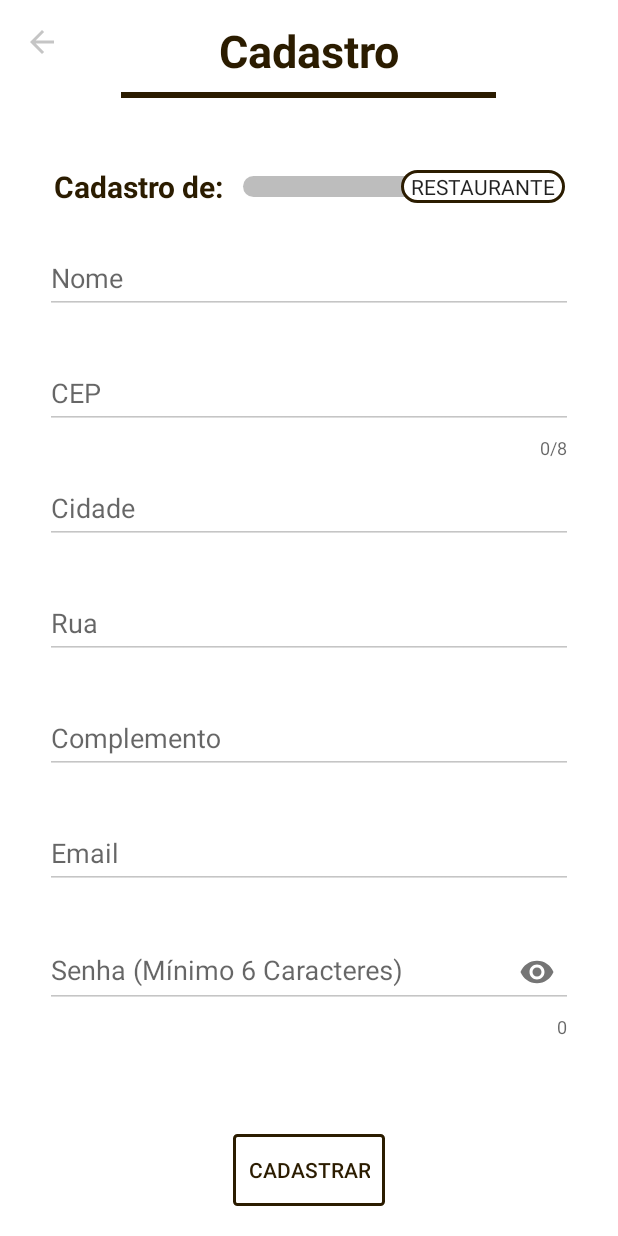
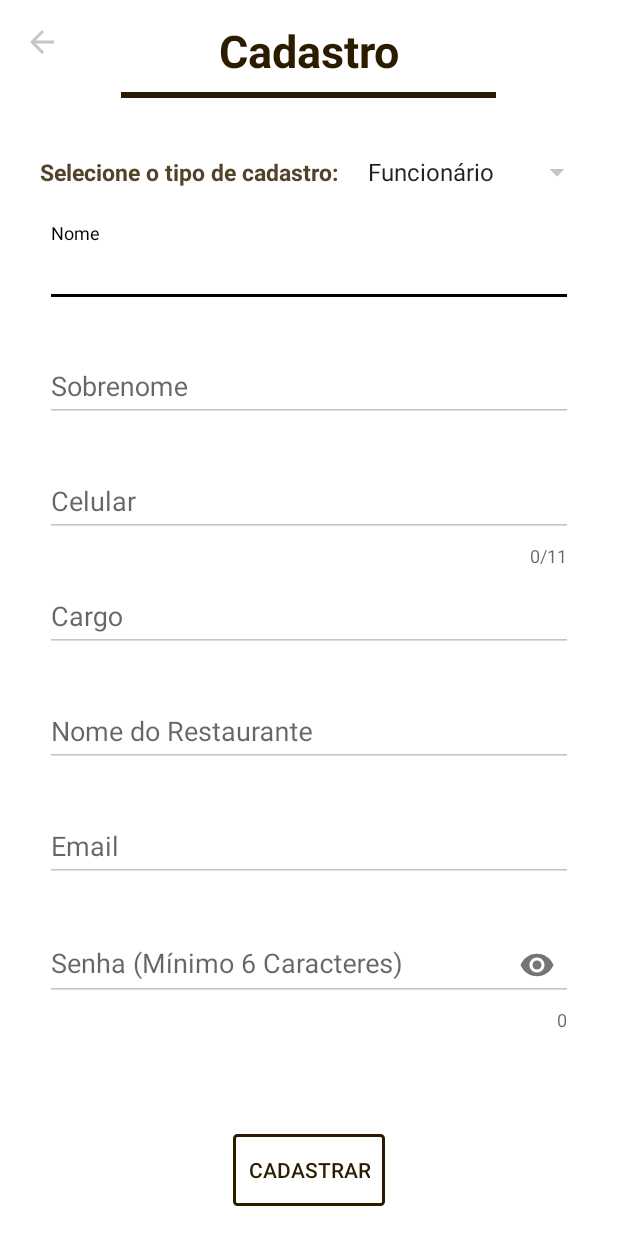
Before and after one commit to alefersaljr/iQueFome_Kotlin_Restaurante, an Android app: the RestauranteCadastro screen opened directly, with no data from a screen before it, after a tap on "CADASTRAR", on a phone screen of 412 x 824 dp. Run offline under Robolectric (Android 15) with nearby library versions, the phone set to English and light mode, and no system bars; our stand-ins replace Firebase (no records; nobody signed in at launch, a user with empty details on screens opened directly); 1 other tap on this screen came first.

Commit message:
14/06/2019
Atualizações

```diff
--- a/app/src/main/java/br/com/alexandre_salgueirinho/iquefome_restaurante/RestauranteCadastro.kt
+++ b/app/src/main/java/br/com/alexandre_salgueirinho/iquefome_restaurante/RestauranteCadastro.kt
@@ -1,10 +1,12 @@
 package br.com.alexandre_salgueirinho.iquefome_restaurante
 
-import android.content.Intent
 import androidx.appcompat.app.AppCompatActivity
 import android.os.Bundle
 import android.util.Log
 import android.view.View
+import android.widget.AdapterView
+import android.widget.ArrayAdapter
+import android.widget.Spinner
 import android.widget.Toast
 import androidx.appcompat.widget.Toolbar
 import br.com.alexandre_salgueirinho.iquefome_restaurante.model.Operador
@@ -21,6 +23,8 @@ class RestauranteCadastro : AppCompatActivity() {
     var mAuth = FirebaseAuth.getInstance()
     var mDatabase = FirebaseDatabase.getInstance()
 
+    lateinit var option : Spinner
+
     override fun onCreate(savedInstanceState: Bundle?) {
         super.onCreate(savedInstanceState)
         setContentView(R.layout.activity_restaurante_cadastro)
@@ -29,30 +33,58 @@ class RestauranteCadastro : AppCompatActivity() {
         setSupportActionBar(mToolbar)
         supportActionBar?.setDisplayHomeAsUpEnabled(true)
 
-        cadastro_Switch_Button.setOnClickListener {
-            chooseUserType()
-        }
+        userType()
+
+//        cadastro_Switch_Button.setOnClickListener {
+//            chooseUserType()
+//        }
 
         cadastro_Button_Cadastrar.setOnClickListener {
             doCadastro()
         }
     }
 
-    private fun chooseUserType() {
-        if (cadastro_Switch_Button.isChecked) {
-            tipoCadastro = "Restaurante"
-            Toast.makeText(this, "$tipoCadastro", Toast.LENGTH_SHORT).show()
+    private fun userType() {
+        option = findViewById(R.id.cadastro_Spinner)
 
-            cadastro_Layout_Funcionario.visibility = View.GONE
-            cadastro_Layout_Restaurante.visibility = View.VISIBLE
-        } else {
-            cadastro_Layout_Restaurante.visibility = View.GONE
-            cadastro_Layout_Funcionario.visibility = View.VISIBLE
+        val options = arrayOf("Funcionário", "Restaurante")
 
-            tipoCadastro = "Funcionário"
-            Toast.makeText(this, "$tipoCadastro", Toast.LENGTH_SHORT).show()
+        option.adapter = ArrayAdapter<String>(this, android.R.layout.simple_list_item_1, options)
+
+        option.onItemSelectedListener = object : AdapterView.OnItemSelectedListener{
+            override fun onNothingSelected(parent: AdapterView<*>?) {
+                tipoCadastro = "Funcionário"
+            }
+
+            override fun onItemSelected(parent: AdapterView<*>?, view: View?, position: Int, id: Long) {
+                tipoCadastro = options.get(position)
+
+                if(tipoCadastro == "Restaurante"){
+                    cadastro_Layout_Funcionario.visibility = View.GONE
+                    cadastro_Layout_Restaurante.visibility = View.VISIBLE
+                }else {
+                    cadastro_Layout_Restaurante.visibility = View.GONE
+                    cadastro_Layout_Funcionario.visibility = View.VISIBLE
+                }
+            }
         }
     }
+
+//    private fun chooseUserType() {
+//        if (cadastro_Switch_Button.isChecked) {
+//            tipoCadastro = "Restaurante"
+//            Toast.makeText(this, "$tipoCadastro", Toast.LENGTH_SHORT).show()
+//
+//            cadastro_Layout_Funcionario.visibility = View.GONE
+//            cadastro_Layout_Restaurante.visibility = View.VISIBLE
+//        } else {
+//            cadastro_Layout_Restaurante.visibility = View.GONE
+//            cadastro_Layout_Funcionario.visibility = View.VISIBLE
+//
+//            tipoCadastro = "Funcionário"
+//            Toast.makeText(this, "$tipoCadastro", Toast.LENGTH_SHORT).show()
+//        }
+//    }
 
     private fun doCadastro() {
         try {
@@ -109,9 +141,10 @@ class RestauranteCadastro : AppCompatActivity() {
 
         try {
             val user = if (tipoCadastro == "Operador") {
-                Operador()
+                goToOperadorBuilder(uid)
+
             } else {
-                Restaurante()
+                goToRestauranteBuilder(uid)
             }
 
             ref.setValue(user)
@@ -124,6 +157,34 @@ class RestauranteCadastro : AppCompatActivity() {
         } catch (ex: Exception) {
             Log.d("Cadastros", "${ex.message}")
         }
+    }
+
+    private fun goToRestauranteBuilder(uid: String) {
+        Restaurante(
+            uid,
+            cadastro_Restaurante_Text_Nome.text.toString(),
+            cadastro_Restaurante_Text_CEP.text.toString(),
+            cadastro_Restaurante_Text_Cidade.text.toString(),
+            cadastro_Restaurante_Text_Rua.text.toString(),
+            cadastro_Restaurante_Text_Numero.text.toString(),
+            cadastro_Restaurante_Text_Email.text.toString(),
+            cadastro_Restaurante_Text_Senha.text.toString(),
+            tipoCadastro
+        )
+    }
+
+    private fun goToOperadorBuilder(uid: String) {
+        Operador(
+            uid,
+            cadastro_Funcionario_Text_Nome.text.toString(),
+            cadastro_Funcionario_Text_Sobrenome.text.toString(),
+            cadastro_Funcionario_Text_Celular.text.toString(),
+            cadastro_Funcionario_Text_Cargo.text.toString(),
+            cadastro_Funcionario_Text_Nome_Restaurante.text.toString(),
+            cadastro_Funcionario_Text_Email.text.toString(),
+            cadastro_Funcionario_Text_Senha.text.toString(),
+            tipoCadastro
+        )
     }
 
     private fun validaCampos(tipoCadastro: String): Boolean {
@@ -154,3 +215,7 @@ class RestauranteCadastro : AppCompatActivity() {
         return true
     }
 }
+
+
+
+//https://maps.googleapis.com/maps/api/directions/json?origin=Disneyland&destination=Universal+Studios+Hollywood&key=YOUR_API_KEY
--- a/app/src/main/java/br/com/alexandre_salgueirinho/iquefome_restaurante/RestauranteMeusDados.kt
+++ b/app/src/main/java/br/com/alexandre_salgueirinho/iquefome_restaurante/RestauranteMeusDados.kt
@@ -14,6 +14,7 @@ import kotlinx.android.synthetic.main.activity_restaurante_meus_dados.*
 
 class RestauranteMeusDados : AppCompatActivity() {
 
+    val idBackButton = 16908332
     lateinit var mToolbar: Toolbar
     var mAuth = FirebaseAuth.getInstance()
 
@@ -23,6 +24,7 @@ class RestauranteMeusDados : AppCompatActivity() {
 
         mToolbar = findViewById(R.id.meusDados_Toolbar)
         setSupportActionBar(mToolbar)
+        supportActionBar?.setDisplayHomeAsUpEnabled(true)
 
         carregaDadosUsuario()
 
@@ -51,6 +53,7 @@ class RestauranteMeusDados : AppCompatActivity() {
 
     override fun onOptionsItemSelected(item: MenuItem?): Boolean {
         when (item?.itemId) {
+            idBackButton -> onBackPressed()
             R.id.action_menu_icon_logout -> {
                 mAuth.signOut()
                 startActivity(Intent(this, RestauranteLogin::class.java))
--- a/app/src/main/res/layout/activity_restaurante_cadastro.xml
+++ b/app/src/main/res/layout/activity_restaurante_cadastro.xml
@@ -31,30 +31,59 @@
             android:id="@+id/cadastro_Toolbar"
             layout="@layout/layout_toolbar"/>
 
-    <Switch
-            android:id="@+id/cadastro_Switch_Button"
-            android:layout_width="wrap_content"
+    <!--<Switch-->
+            <!--android:id="@+id/cadastro_Switch_Button"-->
+            <!--android:layout_width="wrap_content"-->
+            <!--android:layout_height="wrap_content"-->
+            <!--android:layout_marginTop="40sp"-->
+            <!--android:layout_centerHorizontal="true"-->
+            <!--android:text="Cadastro de:  "-->
+            <!--android:textColor="@color/text_color_dark"-->
+            <!--android:textStyle="bold"-->
+            <!--android:textSize="20sp"-->
+            <!--android:textOn="  Restaurante  "-->
+            <!--android:textOff="  Funcionário  "-->
+            <!--android:showText="true"-->
+            <!--android:gravity="center"-->
+            <!--android:thumb="@drawable/sw_thumb"-->
+            <!--app:track="@drawable/sw_track"-->
+            <!--android:layout_below="@+id/cadastro_View_Title"-->
+            <!--android:layout_marginBottom="15sp"/>-->
+
+    <LinearLayout
+            android:id="@+id/cadastro_Spinner_Layout"
+            android:layout_width="match_parent"
             android:layout_height="wrap_content"
-            android:layout_marginTop="40sp"
-            android:layout_centerHorizontal="true"
-            android:text="Cadastro de:  "
-            android:textColor="@color/text_color_dark"
-            android:textStyle="bold"
-            android:textSize="20sp"
-            android:textOn="  Restaurante  "
-            android:textOff="  Funcionário  "
-            android:showText="true"
+            android:layout_below="@+id/cadastro_View_Title"
+            android:orientation="horizontal"
             android:gravity="center"
-            android:thumb="@drawable/sw_thumb"
-            app:track="@drawable/sw_track"
-            android:layout_below="@+id/cadastro_View_Title"
-            android:layout_marginBottom="15sp"/>
+            android:paddingLeft="20dp"
+            android:paddingRight="10dp"
+            android:layout_marginTop="20dp"
+            android:layout_marginBottom="10dp">
+
+        <TextView
+                android:layout_width="wrap_content"
+                android:layout_height="wrap_content"
+                android:layout_gravity="center"
+                android:text="Selecione o tipo de cadastro: "
+                android:textStyle="bold"
+                android:textSize="15dp"
+                android:textColor="@color/text_color"/>
+
+        <Spinner
+                android:id="@+id/cadastro_Spinner"
+                android:layout_width="wrap_content"
+                android:layout_height="wrap_content"
+                android:layout_gravity="top"/>
+
+    </LinearLayout>
 
     <ScrollView
             android:id="@+id/cadastro_ScrollView"
             android:layout_width="match_parent"
             android:layout_height="match_parent"
-            android:layout_below="@+id/cadastro_Switch_Button"
+            android:layout_below="@+id/cadastro_Spinner_Layout"
             android:layout_above="@+id/cadastro_Button_Cadastrar"
             android:layout_marginBottom="20sp">
 
```
Also changed, not shown: app/src/main/java/br/com/alexandre_salgueirinho/iquefome_restaurante/RestauranteCadastrarPrato.kt (+13 -2 lines), app/src/main/java/br/com/alexandre_salgueirinho/iquefome_restaurante/RestauranteLogado.kt (+9 -0 lines), app/src/main/res/drawable/icon_edit.xml (+3 -4 lines), app/src/main/res/layout/activity_restaurante_logado.xml (+26 -3 lines), app/src/main/res/layout/activity_restaurante_meus_dados.xml (+34 -21 lines).
